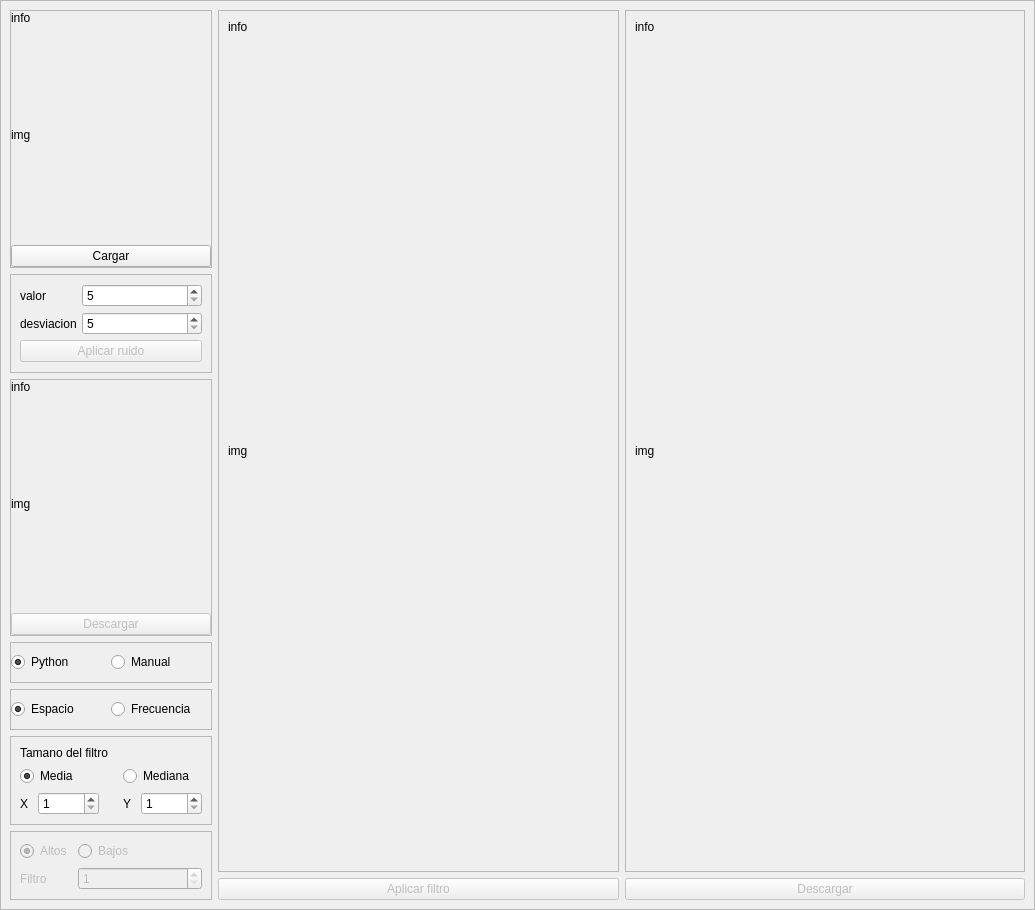
Before: the Qt Designer form gui2.ui in leninrkb/reduccion-de-ruido-con-python, drawn with Qt 5.
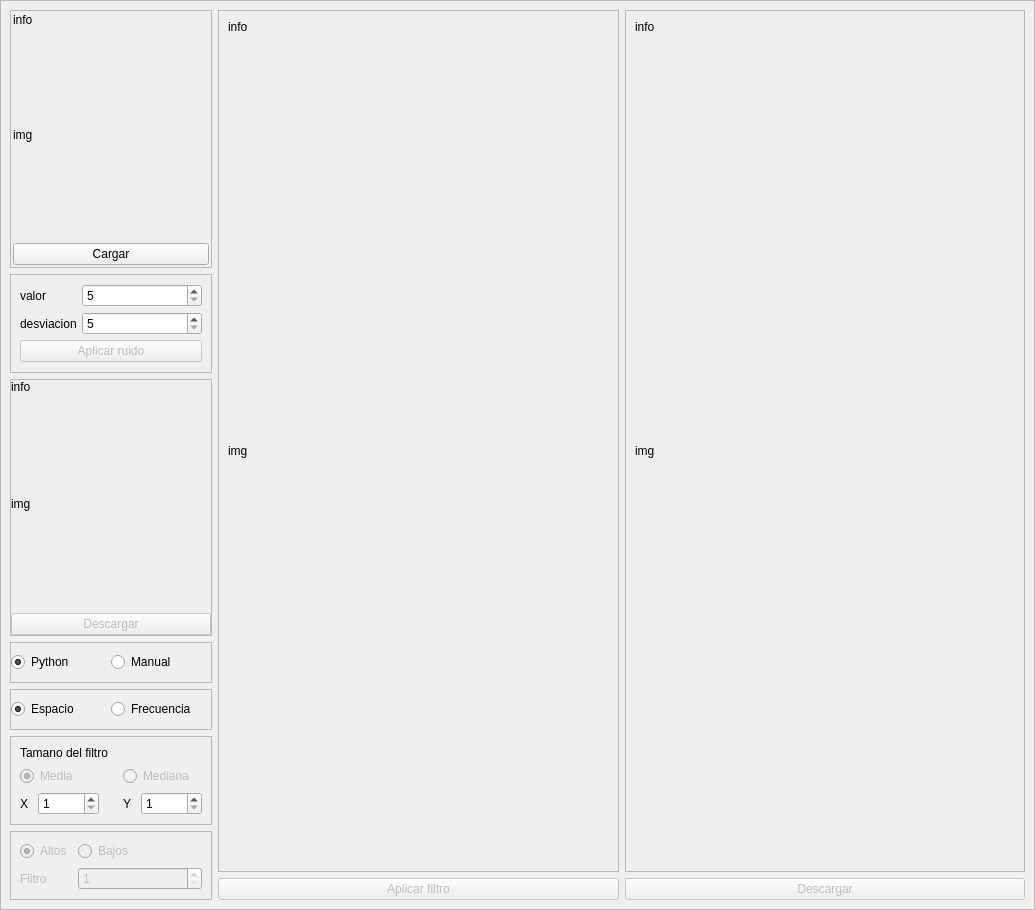
After: the same form once the commit is applied.

Commit message: control media mediana en manual

Diff of the .ui file:
```diff
--- a/gui2.ui
+++ b/gui2.ui
@@ -73,16 +73,16 @@
               <number>0</number>
              </property>
              <property name="leftMargin">
-              <number>0</number>
+              <number>2</number>
              </property>
              <property name="topMargin">
-              <number>0</number>
+              <number>2</number>
              </property>
              <property name="rightMargin">
-              <number>0</number>
+              <number>2</number>
              </property>
              <property name="bottomMargin">
-              <number>0</number>
+              <number>2</number>
              </property>
              <item>
               <widget class="QLabel" name="label_img_original_datos">
@@ -96,6 +96,9 @@
                <property name="text">
                 <string>img</string>
                </property>
+               <property name="margin">
+                <number>5</number>
+               </property>
               </widget>
              </item>
              <item>
@@ -394,6 +397,9 @@
                 </item>
                 <item row="1" column="3" colspan="2">
                  <widget class="QRadioButton" name="radioButton_espacio_mediana">
+                  <property name="enabled">
+                   <bool>false</bool>
+                  </property>
                   <property name="text">
                    <string>Mediana</string>
                   </property>
@@ -401,6 +407,9 @@
                 </item>
                 <item row="1" column="0" colspan="2">
                  <widget class="QRadioButton" name="radioButton_espacio_media">
+                  <property name="enabled">
+                   <bool>false</bool>
+                  </property>
                   <property name="text">
                    <string>Media</string>
                   </property>
```
The commit also changes 1 other file.
